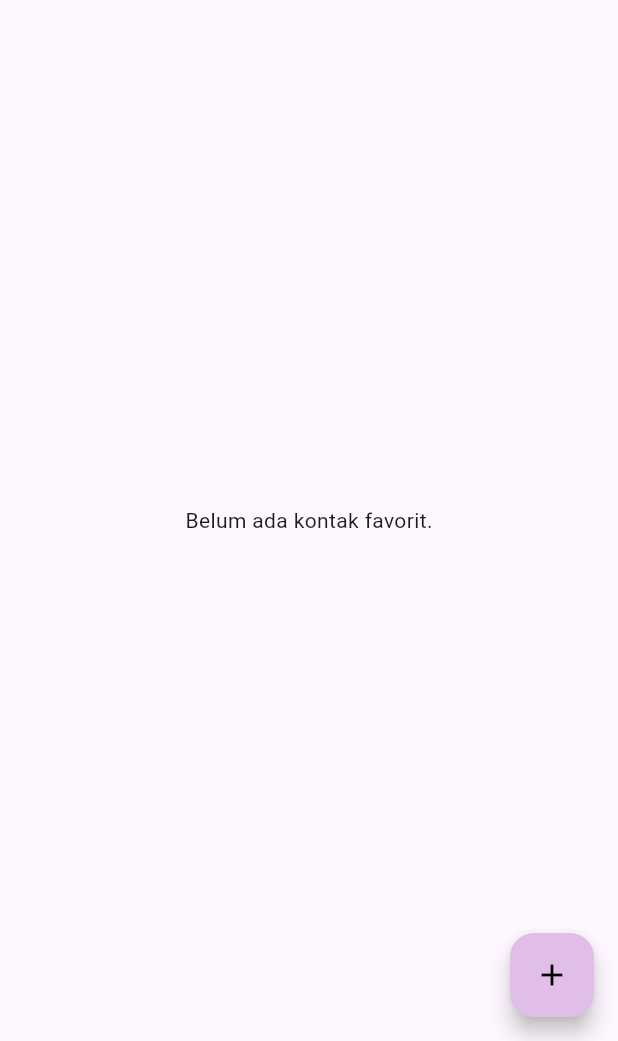
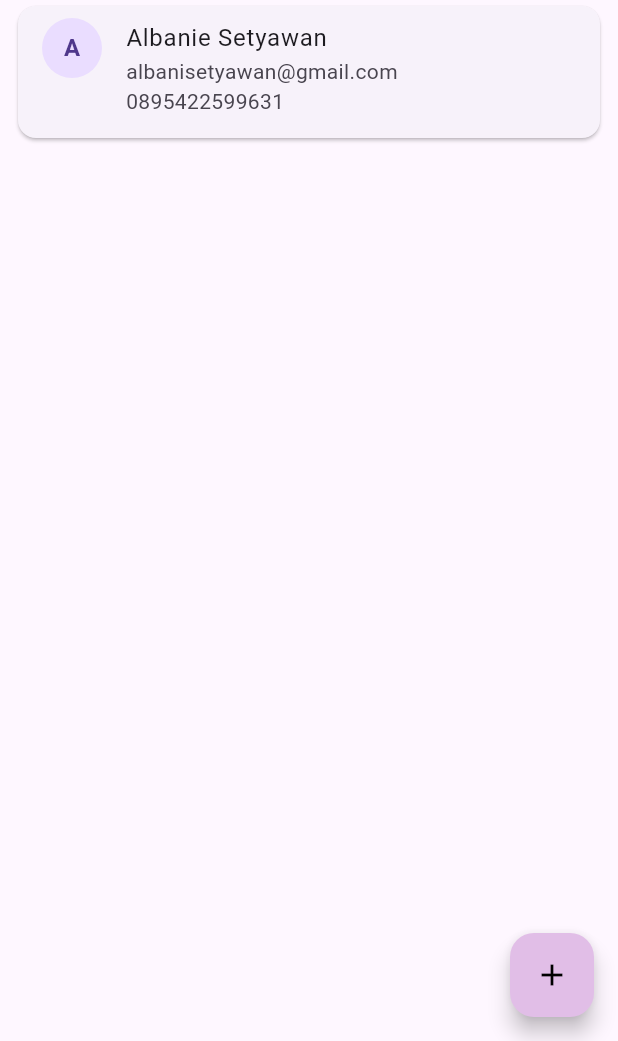
Before and after one commit to karanglawud/AbrorAbiyyi_BukuKontak, a Flutter app: the screen it shows after launch, tab 2 chosen, on a phone screen of 412 x 824 dp, the part 195-1236 px from its top. Run offline on Flutter 3.47's test engine with Material 3 defaults, Android fonts, the phone set to English and light mode, and no system bars.

Commit message:
Menambahkan kontak pada menu favorit

```diff
--- a/lib/main.dart
+++ b/lib/main.dart
@@ -12,9 +12,7 @@ class MyApp extends StatelessWidget {
     return MaterialApp(
       debugShowCheckedModeBanner: false,
       title: 'Buku Kontak',
-      theme: ThemeData(
-        primarySwatch: Colors.blue,
-      ),
+      theme: ThemeData(primarySwatch: Colors.blue),
       initialRoute: '/',
       routes: {
         '/': (context) => const HalamanBeranda(),
@@ -34,7 +32,8 @@ class HalamanBeranda extends StatefulWidget {
 }
 
 // Tambahkan "with SingleTickerProviderStateMixin"
-class _HalamanBerandaState extends State<HalamanBeranda> with SingleTickerProviderStateMixin {
+class _HalamanBerandaState extends State<HalamanBeranda>
+    with SingleTickerProviderStateMixin {
   List<Map<String, String>> contacts = [];
 
   // Buat TabController manual
@@ -72,7 +71,8 @@ class _HalamanBerandaState extends State<HalamanBeranda> with SingleTickerProvid
           ],
         ),
       ),
-      drawer: Drawer( // Tidak perlu Builder lagi
+      drawer: Drawer(
+        // Tidak perlu Builder lagi
         child: ListView(
           padding: EdgeInsets.zero,
           children: [
@@ -138,7 +138,10 @@ class _HalamanBerandaState extends State<HalamanBeranda> with SingleTickerProvid
                   itemCount: contacts.length,
                   itemBuilder: (context, index) {
                     return Card(
-                      margin: const EdgeInsets.symmetric(horizontal: 12, vertical: 4),
+                      margin: const EdgeInsets.symmetric(
+                        horizontal: 12,
+                        vertical: 4,
+                      ),
                       child: ListTile(
                         leading: CircleAvatar(
                           child: Text(
@@ -147,14 +150,32 @@ class _HalamanBerandaState extends State<HalamanBeranda> with SingleTickerProvid
                           ),
                         ),
                         title: Text(contacts[index]['nama']!),
-                        subtitle: Text('${contacts[index]['email']!}\n${contacts[index]['phone']!}'),
+                        subtitle: Text(
+                          '${contacts[index]['email']!}\n${contacts[index]['phone']!}',
+                        ),
                         isThreeLine: true,
                       ),
                     );
                   },
                 ),
-          // Isi Tab 2: Favorit
-          const Center(child: Text('Belum ada kontak favorit.')),
+          ListView(
+            children: const [
+              Card(
+                margin: EdgeInsets.symmetric(horizontal: 12, vertical: 4),
+                child: ListTile(
+                  leading: CircleAvatar(
+                    child: Text(
+                      'A',
+                      style: TextStyle(fontWeight: FontWeight.bold),
+                    ),
+                  ),
+                  title: Text('Albanie Setyawan'),
+                  subtitle: Text('albanisetyawan@gmail.com\n0895422599631'),
+                  isThreeLine: true,
+                ),
+              ),
+            ],
+          ),
         ],
       ),
       floatingActionButton: FloatingActionButton(
```
Also changed, not shown: pubspec.lock.
